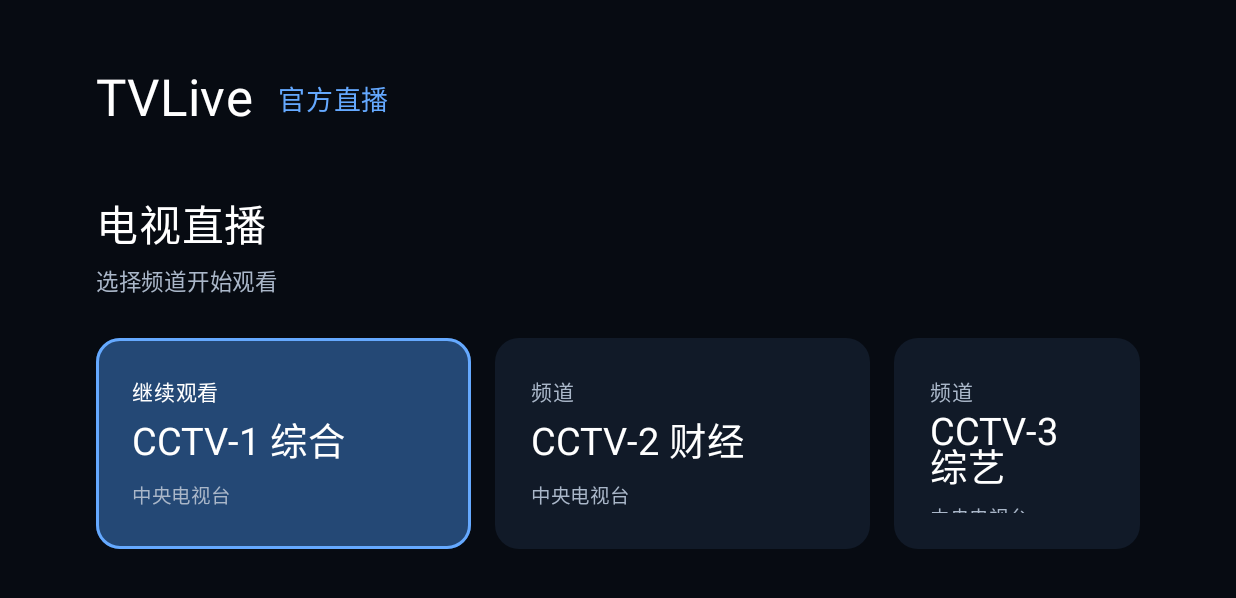
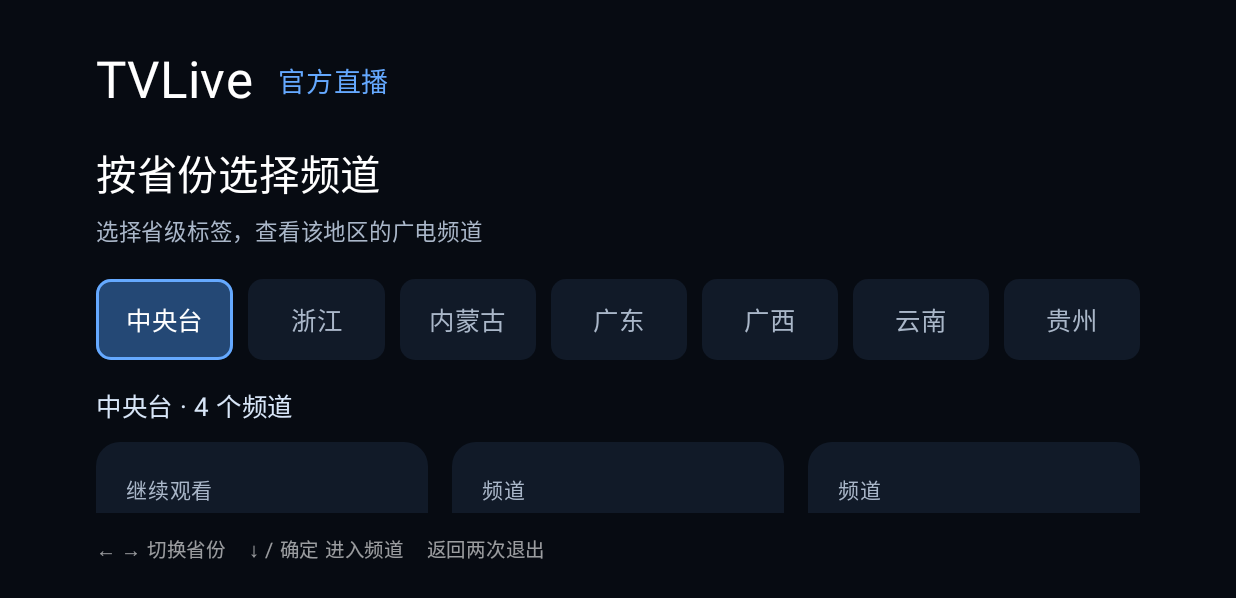
Before and after one commit to devatvmo/TVLiveHub, an Android app built with Jetpack Compose: the screen it shows after launch (MainActivity), on a phone screen of 824 x 412 dp (held sideways). Shown: the top 598 px of the screen. Run offline under Robolectric (Android 15) with nearby library versions, the phone set to English and light mode, and no system bars.

Commit message:
feat: group home channels by province tabs

```diff
--- a/app/src/main/java/tv/livehub/app/MainActivity.kt
+++ b/app/src/main/java/tv/livehub/app/MainActivity.kt
@@ -16,6 +16,7 @@ import androidx.compose.foundation.focusable
 import androidx.compose.foundation.layout.*
 import androidx.compose.foundation.lazy.LazyColumn
 import androidx.compose.foundation.lazy.itemsIndexed
+import androidx.compose.foundation.lazy.rememberLazyListState
 import androidx.compose.foundation.shape.RoundedCornerShape
 import androidx.compose.material3.*
 import androidx.compose.runtime.*
@@ -52,6 +53,7 @@ private data class TvChannel(
     val id: String,
     val name: String,
     val group: String,
+    val province: String,
     val officialPage: String
 )
 
@@ -60,12 +62,18 @@ private data class TvChannel(
  * Actual playback and first-frame behavior must be checked on the target TV box.
  */
 private val initialChannels = listOf(
-    TvChannel("cctv1", "CCTV-1 综合", "中央电视台", "https://tv.cctv.com/live/cctv1/"),
-    TvChannel("cctv2", "CCTV-2 财经", "中央电视台", "https://tv.cctv.com/live/cctv2/"),
-    TvChannel("cctv3", "CCTV-3 综艺", "中央电视台", "https://tv.cctv.com/live/cctv3/"),
-    TvChannel("cctv13", "CCTV-13 新闻", "中央电视台", "https://tv.cctv.com/live/cctv13/"),
-    TvChannel("zhejiang-live", "浙江广电直播", "浙江广电", "https://www.cztv.com/liveTV"),
-    TvChannel("nmtv-live", "内蒙古广电", "内蒙古广播电视台", "https://www.nmtv.cn/")
+    TvChannel("cctv1", "CCTV-1 综合", "中央电视台", "中央台", "https://tv.cctv.com/live/cctv1/"),
+    TvChannel("cctv2", "CCTV-2 财经", "中央电视台", "中央台", "https://tv.cctv.com/live/cctv2/"),
+    TvChannel("cctv3", "CCTV-3 综艺", "中央电视台", "中央台", "https://tv.cctv.com/live/cctv3/"),
+    TvChannel("cctv13", "CCTV-13 新闻", "中央电视台", "中央台", "https://tv.cctv.com/live/cctv13/"),
+    TvChannel("zhejiang-live", "浙江广电直播", "浙江广电", "浙江", "https://www.cztv.com/liveTV"),
+    TvChannel("nmtv-live", "内蒙古广电", "内蒙古广播电视台", "内蒙古", "https://www.nmtv.cn/"),
+    TvChannel("gdtv-live", "广东广电", "广东广播电视台", "广东", "https://www.gdtv.cn/tvChannelDetail/43"),
+    TvChannel("sztv-live", "深圳广电", "深圳广播电影电视集团", "广东", "https://www.sztv.com.cn/dianshi.shtml?id=7868"),
+    TvChannel("gxtv-live", "广西广电", "广西广播电视台", "广西", "https://tv.gxtv.cn/channel/channelivePlay_5e923d82058e11e9ba67e41f13b60c62.html"),
+    TvChannel("yntv-live", "云南广电", "云南广播电视台", "云南", "https://www.yntv.cn/live.html"),
+    TvChannel("hh-tv", "红河广电", "红河州广播电视台", "云南", "https://www.hh.cn/ynhhzMini/site/tv"),
+    TvChannel("gzstv-live", "贵州广电", "贵州广播电视台", "贵州", "https://www.gzstv.com/tv/ch01")
 )
 
 class MainActivity : ComponentActivity() {
@@ -314,7 +322,23 @@ private fun HomeScreen(
     focusRequester: FocusRequester,
     onOpenLive: (Int) -> Unit
 ) {
-    var focusedIndex by remember { mutableIntStateOf(0) }
+    val provinces = remember(channels) { channels.map { it.province }.distinct() }
+    var selectedProvinceIndex by remember { mutableIntStateOf(0) }
+    var focusedChannelIndex by remember { mutableIntStateOf(0) }
+    var tabsFocused by remember { mutableStateOf(true) }
+    val currentProvince = provinces[selectedProvinceIndex.coerceIn(provinces.indices)]
+    val provinceChannels = remember(channels, currentProvince) {
+        channels.mapIndexed { index, channel -> index to channel }
+            .filter { it.second.province == currentProvince }
+    }
+    val rows = provinceChannels.chunked(3)
+    val listState = rememberLazyListState()
+
+    LaunchedEffect(selectedProvinceIndex, focusedChannelIndex, tabsFocused) {
+        if (!tabsFocused && rows.isNotEmpty()) {
+            listState.animateScrollToItem((focusedChannelIndex / 3).coerceIn(rows.indices))
+        }
+    }
 
     Box(
         modifier = Modifier
@@ -326,69 +350,124 @@ private fun HomeScreen(
                 if (event.type != KeyEventType.KeyDown) return@onPreviewKeyEvent false
                 when (event.key) {
                     Key.DirectionLeft -> {
-                        val rowStart = (focusedIndex / 3) * 3
-                        focusedIndex = if (focusedIndex == rowStart) minOf(rowStart + 2, channels.lastIndex) else focusedIndex - 1
+                        if (tabsFocused) {
+                            selectedProvinceIndex = (selectedProvinceIndex - 1 + provinces.size) % provinces.size
+                            focusedChannelIndex = 0
+                        } else {
+                            val rowStart = (focusedChannelIndex / 3) * 3
+                            focusedChannelIndex = if (focusedChannelIndex == rowStart) minOf(rowStart + 2, provinceChannels.lastIndex) else focusedChannelIndex - 1
+                        }
                         true
                     }
                     Key.DirectionRight -> {
-                        val rowStart = (focusedIndex / 3) * 3
-                        val rowEnd = minOf(rowStart + 2, channels.lastIndex)
-                        focusedIndex = if (focusedIndex >= rowEnd) rowStart else focusedIndex + 1
+                        if (tabsFocused) {
+                            selectedProvinceIndex = (selectedProvinceIndex + 1) % provinces.size
+                            focusedChannelIndex = 0
+                        } else {
+                            val rowStart = (focusedChannelIndex / 3) * 3
+                            val rowEnd = minOf(rowStart + 2, provinceChannels.lastIndex)
+                            focusedChannelIndex = if (focusedChannelIndex >= rowEnd) rowStart else focusedChannelIndex + 1
+                        }
                         true
                     }
                     Key.DirectionUp -> {
-                        if (focusedIndex >= 3) focusedIndex -= 3
-                        true
+                        if (tabsFocused) true
+                        else if (focusedChannelIndex < 3) {
+                            tabsFocused = true
+                            true
+                        } else {
+                            focusedChannelIndex -= 3
+                            true
+                        }
                     }
                     Key.DirectionDown -> {
-                        if (focusedIndex + 3 <= channels.lastIndex) focusedIndex += 3
+                        if (tabsFocused) {
+                            tabsFocused = false
+                            focusedChannelIndex = 0
+                        } else {
+                            if (focusedChannelIndex + 3 < provinceChannels.size) focusedChannelIndex += 3
+                        }
                         true
                     }
                     Key.DirectionCenter, Key.Enter, Key.NumPadEnter -> {
-                        onOpenLive(focusedIndex.coerceIn(channels.indices))
+                        if (tabsFocused) {
+                            tabsFocused = false
+                            focusedChannelIndex = 0
+                        } else {
+                            provinceChannels.getOrNull(focusedChannelIndex)?.first?.let(onOpenLive)
+                        }
                         true
                     }
                     else -> false
                 }
             }
     ) {
-        Column(
-            modifier = Modifier.fillMaxSize().padding(horizontal = 64.dp, vertical = 46.dp)
-        ) {
+        Column(Modifier.fillMaxSize().padding(horizontal = 64.dp, vertical = 34.dp)) {
             Row(verticalAlignment = Alignment.CenterVertically, horizontalArrangement = Arrangement.spacedBy(16.dp)) {
                 Text("TVLive", color = Color.White, fontSize = 34.sp)
                 Text("官方直播", color = Accent, fontSize = 18.sp)
             }
-            Spacer(Modifier.height(42.dp))
-            Text("电视直播", color = Color.White, fontSize = 28.sp)
-            Text("选择频道开始观看", color = SecondaryText, fontSize = 15.sp, modifier = Modifier.padding(top = 6.dp))
-            Spacer(Modifier.height(26.dp))
-            Column(verticalArrangement = Arrangement.spacedBy(16.dp)) {
-                channels.chunked(3).forEachIndexed { rowIndex, rowChannels ->
-                    Row(horizontalArrangement = Arrangement.spacedBy(16.dp)) {
-                        rowChannels.forEachIndexed { columnIndex, channel ->
-                            val index = rowIndex * 3 + columnIndex
-                            val focused = focusedIndex == index
+            Spacer(Modifier.height(22.dp))
+            Text("按省份选择频道", color = Color.White, fontSize = 27.sp)
+            Text("选择省级标签，查看该地区的广电频道", color = SecondaryText, fontSize = 15.sp, modifier = Modifier.padding(top = 6.dp))
+            Spacer(Modifier.height(20.dp))
+            Row(horizontalArrangement = Arrangement.spacedBy(10.dp), modifier = Modifier.fillMaxWidth()) {
+                provinces.forEachIndexed { index, province ->
+                    val selected = selectedProvinceIndex == index
+                    val focused = tabsFocused && selected
+                    Surface(
+                        color = if (selected) Color(0xFF244875) else Panel,
+                        border = if (focused) BorderStroke(2.dp, Accent) else null,
+                        shape = RoundedCornerShape(10.dp),
+                        modifier = Modifier.weight(1f).height(54.dp)
+                    ) {
+                        Box(contentAlignment = Alignment.Center) {
+                            Text(province, color = if (selected) Color.White else SecondaryText, fontSize = 17.sp)
+                        }
+                    }
+                }
+            }
+            Spacer(Modifier.height(18.dp))
+            Text("$currentProvince · ${provinceChannels.size} 个频道", color = Color(0xFFD8E6F8), fontSize = 17.sp)
+            Spacer(Modifier.height(12.dp))
+            LazyColumn(
+                state = listState,
+                modifier = Modifier.weight(1f).fillMaxWidth(),
+                verticalArrangement = Arrangement.spacedBy(14.dp)
+            ) {
+                itemsIndexed(rows, key = { index, _ -> "channel-row-$index" }) { rowIndex, rowChannels ->
+                    Row(horizontalArrangement = Arrangement.spacedBy(16.dp), modifier = Modifier.fillMaxWidth()) {
+                        rowChannels.forEachIndexed { columnIndex, entry ->
+                            val (globalIndex, channel) = entry
+                            val localIndex = rowIndex * 3 + columnIndex
+                            val focused = !tabsFocused && focusedChannelIndex == localIndex
+                            val isPlaying = globalIndex == selectedIndex
                             Surface(
                                 color = if (focused) Color(0xFF244875) else Panel,
                                 border = if (focused) BorderStroke(2.dp, Accent) else null,
                                 shape = RoundedCornerShape(16.dp),
-                                modifier = Modifier.width(250.dp).height(160.dp)
+                                modifier = Modifier.weight(1f).height(142.dp)
                             ) {
-                                Column(Modifier.padding(24.dp), verticalArrangement = Arrangement.SpaceBetween) {
-                                    Text(if (index == selectedIndex) "继续观看" else "频道", color = if (focused) Color.White else SecondaryText, fontSize = 14.sp)
+                                Column(Modifier.padding(20.dp), verticalArrangement = Arrangement.SpaceBetween) {
+                                    Text(if (isPlaying) "继续观看" else "频道", color = if (focused) Color.White else SecondaryText, fontSize = 14.sp)
                                     Column(verticalArrangement = Arrangement.spacedBy(6.dp)) {
-                                        Text(channel.name, color = Color.White, fontSize = 25.sp)
+                                        Text(channel.name, color = Color.White, fontSize = 23.sp)
                                         Text(channel.group, color = SecondaryText, fontSize = 13.sp)
                                     }
                                 }
                             }
                         }
+                        repeat(3 - rowChannels.size) { Spacer(Modifier.weight(1f)) }
                     }
                 }
             }
-            Spacer(Modifier.weight(1f))
-            Text("← → 选择频道    确定进入直播    返回两次退出", color = Color(0x99FFFFFF), fontSize = 13.sp)
+            Spacer(Modifier.height(12.dp))
+            Text(
+                if (tabsFocused) "← → 切换省份    ↓ / 确定 进入频道    返回两次退出"
+                else "← → ↑ ↓ 选择频道    ↑ 回到省份标签    确定进入直播",
+                color = Color(0x99FFFFFF),
+                fontSize = 13.sp
+            )
         }
     }
 }
```
